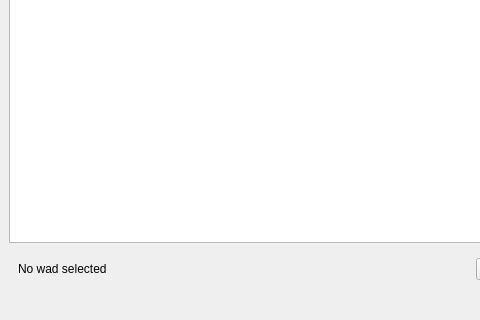
First picture: the form in app/template/wadlauncher.ui, repository karlpet/WadLauncher, before the edit; both pictures show x 0 to 480 and y 173 to 493 of the 730 by 493 pixel window.
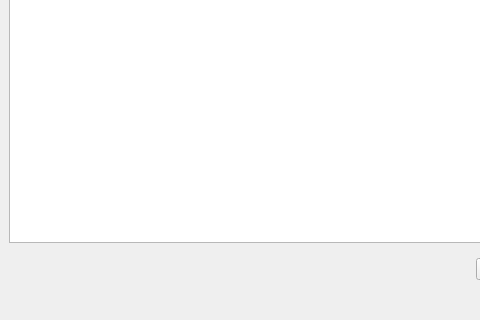
Second picture: the form after the edit.

Commit message: Display selected wad in launchbar widget.

What changed in the file:
```diff
--- a/app/template/wadlauncher.ui
+++ b/app/template/wadlauncher.ui
@@ -24,7 +24,7 @@
        <item>
         <widget class="QLabel" name="selectedWadName">
          <property name="text">
-          <string>No wad selected</string>
+          <string></string>
          </property>
         </widget>
        </item>
```
The commit also changes 4 other files.
